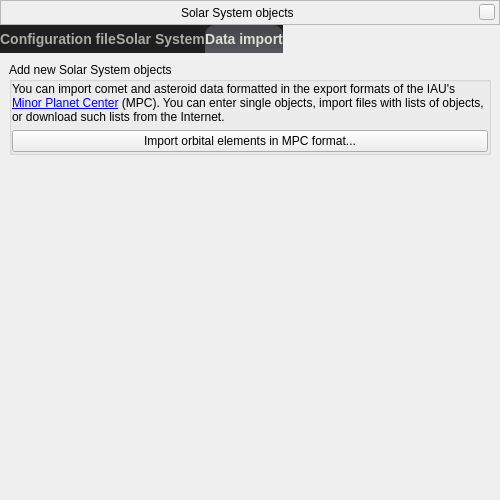
Above: plugins/CometsAsteroidsImporter/src/gui/solarSystemManagerWindow.ui from 519984307/stellarium_src before the change. Below: the same form after it.
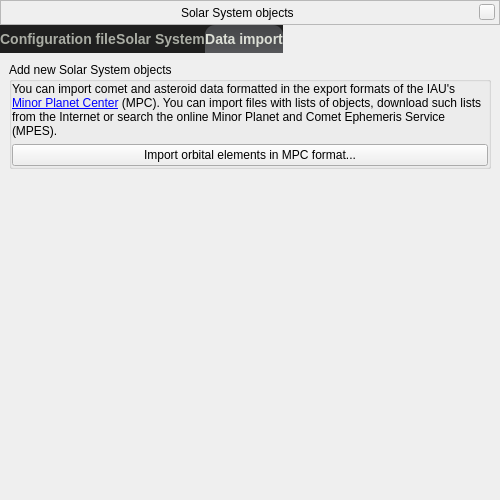
That is the form after the change. The open tabs and pages were chosen to show the change. Custom widgets are drawn as their Qt base class.

Commit message: update an explanation in the GUI (online search is now available)

What changed in the file:
```diff
--- a/plugins/CometsAsteroidsImporter/src/gui/solarSystemManagerWindow.ui
+++ b/plugins/CometsAsteroidsImporter/src/gui/solarSystemManagerWindow.ui
@@ -310,7 +310,7 @@
           <item>
            <widget class="QLabel" name="label_2">
             <property name="text">
-             <string>You can import comet and asteroid data formatted in the export formats of the IAU's &lt;a href=&quot;http://www.minorplanetcenter.org/iau/mpc.html&quot;&gt;Minor Planet Center&lt;/a&gt; (MPC). You can enter single objects, import files with lists of objects, or download such lists from the Internet.</string>
+             <string>You can import comet and asteroid data formatted in the export formats of the IAU's &lt;a href=&quot;http://www.minorplanetcenter.org/iau/mpc.html&quot;&gt;Minor Planet Center&lt;/a&gt; (MPC). You can import files with lists of objects, download such lists from the Internet or search the online Minor Planet and Comet Ephemeris Service (MPES).</string>
             </property>
             <property name="textFormat">
              <enum>Qt::AutoText</enum>
```
Left out of the diff: 3 changed lines with no effect on the pictures.
